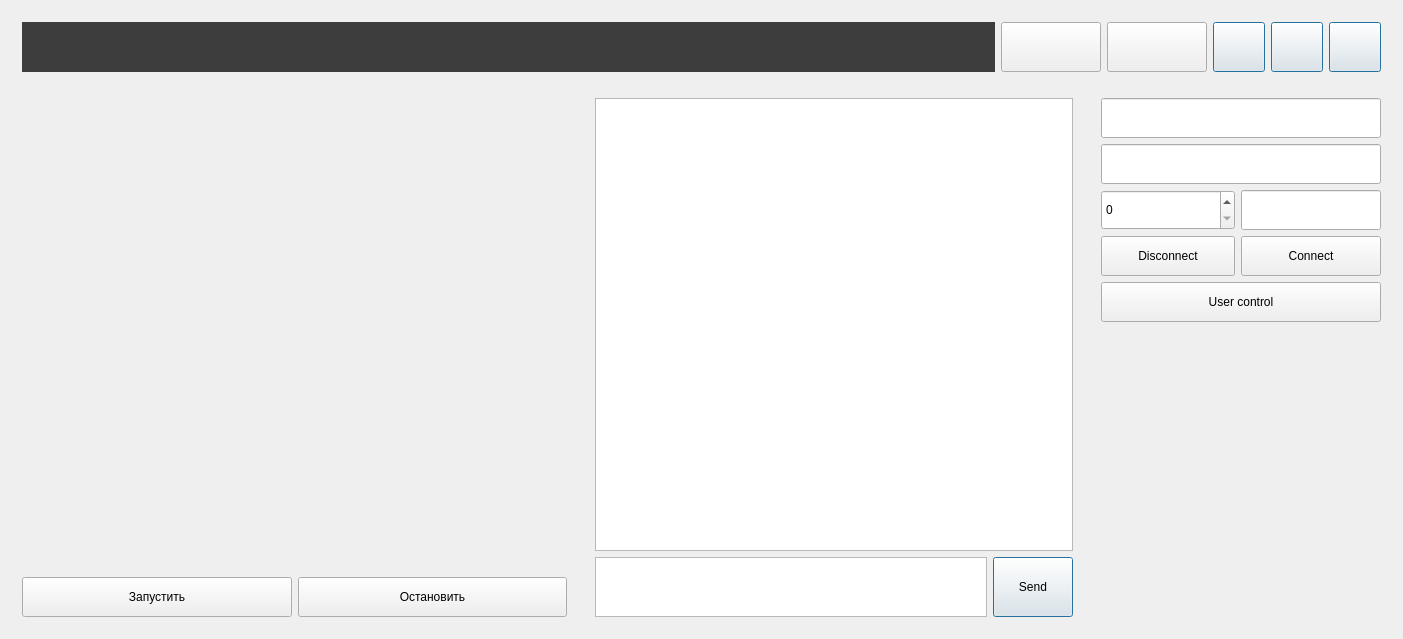
First picture: the form in FreePolyCall_2019/PolyChat_app/mainwindow.ui, repository GregoryBaranov/ib_stream_service, before the edit.
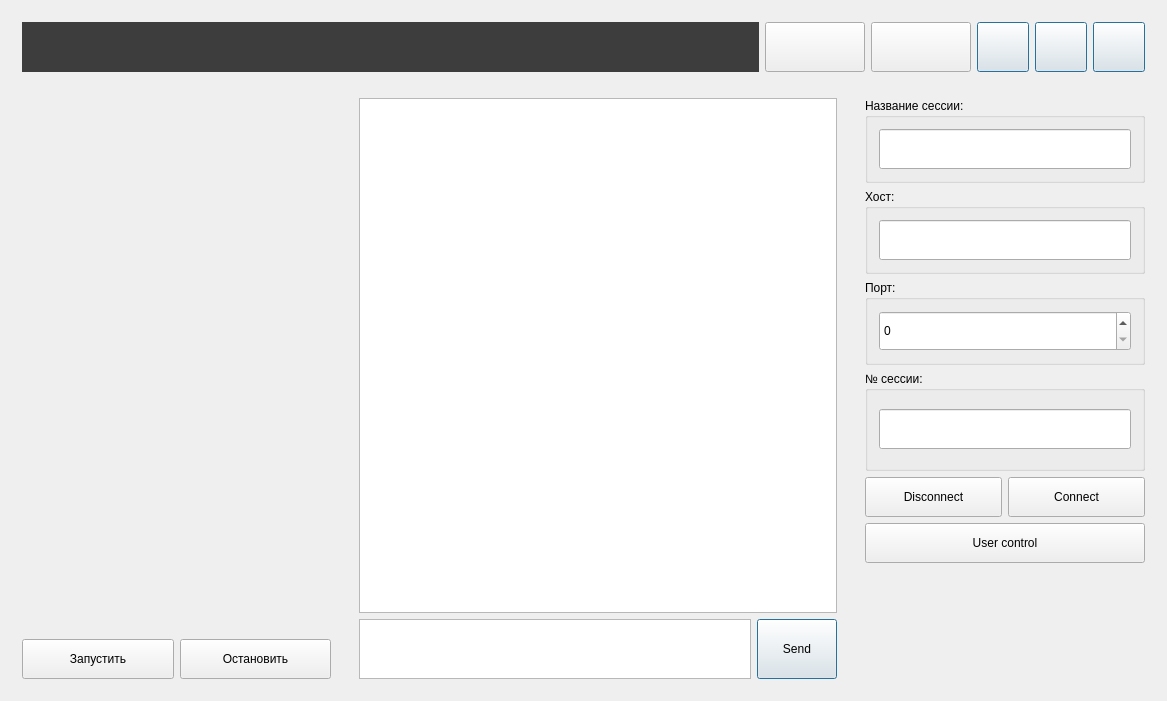
Second picture: the form after the edit. The open tabs and pages were chosen to show the change. Icons and pictures are not drawn.

Patch:
```diff
--- a/FreePolyCall_2019/PolyChat_app/mainwindow.ui
+++ b/FreePolyCall_2019/PolyChat_app/mainwindow.ui
@@ -6,8 +6,8 @@
    <rect>
     <x>0</x>
     <y>0</y>
-    <width>1403</width>
-    <height>639</height>
+    <width>1167</width>
+    <height>701</height>
    </rect>
   </property>
   <property name="windowTitle">
@@ -70,27 +70,8 @@
       </property>
       <widget class="QWidget" name="page">
        <layout class="QGridLayout" name="gridLayout">
-        <item row="3" column="1">
-         <widget class="QPushButton" name="Connect">
-          <property name="minimumSize">
-           <size>
-            <width>0</width>
-            <height>40</height>
-           </size>
-          </property>
-          <property name="maximumSize">
-           <size>
-            <width>140</width>
-            <height>16777215</height>
-           </size>
-          </property>
-          <property name="text">
-           <string>Connect</string>
-          </property>
-         </widget>
-        </item>
-        <item row="0" column="0" colspan="2">
-         <widget class="QLineEdit" name="TitleEdit">
+        <item row="9" column="0" colspan="2">
+         <widget class="QPushButton" name="BtnUserControl">
           <property name="minimumSize">
            <size>
             <width>0</width>
@@ -103,9 +84,62 @@
             <height>16777215</height>
            </size>
           </property>
+          <property name="text">
+           <string>User control</string>
+          </property>
          </widget>
         </item>
-        <item row="6" column="0" colspan="2">
+        <item row="1" column="0" colspan="2">
+         <widget class="QGroupBox" name="groupBoxHost">
+          <property name="maximumSize">
+           <size>
+            <width>16777215</width>
+            <height>100</height>
+           </size>
+          </property>
+          <property name="title">
+           <string>Хост:</string>
+          </property>
+          <layout class="QGridLayout" name="gridLayout_9">
+           <item row="0" column="0">
+            <widget class="QLineEdit" name="hostEdit">
+             <property name="minimumSize">
+              <size>
+               <width>0</width>
+               <height>40</height>
+              </size>
+             </property>
+             <property name="maximumSize">
+              <size>
+               <width>280</width>
+               <height>16777215</height>
+              </size>
+             </property>
+            </widget>
+           </item>
+          </layout>
+         </widget>
+        </item>
+        <item row="8" column="0">
+         <widget class="QPushButton" name="Disconnect">
+          <property name="minimumSize">
+           <size>
+            <width>0</width>
+            <height>40</height>
+           </size>
+          </property>
+          <property name="maximumSize">
+           <size>
+            <width>140</width>
+            <height>16777215</height>
+           </size>
+          </property>
+          <property name="text">
+           <string>Disconnect</string>
+          </property>
+         </widget>
+        </item>
+        <item row="10" column="0" colspan="2">
          <spacer name="verticalSpacer">
           <property name="orientation">
            <enum>Qt::Vertical</enum>
@@ -118,24 +152,39 @@
           </property>
          </spacer>
         </item>
-        <item row="1" column="0" colspan="2">
-         <widget class="QLineEdit" name="hostEdit">
-          <property name="minimumSize">
-           <size>
-            <width>0</width>
-            <height>40</height>
-           </size>
-          </property>
+        <item row="0" column="0" colspan="2">
+         <widget class="QGroupBox" name="groupBoxTitleSession">
           <property name="maximumSize">
            <size>
-            <width>280</width>
-            <height>16777215</height>
+            <width>16777215</width>
+            <height>100</height>
            </size>
           </property>
+          <property name="title">
+           <string>Название сессии:</string>
+          </property>
+          <layout class="QGridLayout" name="gridLayout_10">
+           <item row="0" column="0">
+            <widget class="QLineEdit" name="TitleEdit">
+             <property name="minimumSize">
+              <size>
+               <width>0</width>
+               <height>40</height>
+              </size>
+             </property>
+             <property name="maximumSize">
+              <size>
+               <width>280</width>
+               <height>16777215</height>
+              </size>
+             </property>
+            </widget>
+           </item>
+          </layout>
          </widget>
         </item>
-        <item row="2" column="1">
-         <widget class="QLineEdit" name="lable_session_num">
+        <item row="8" column="1">
+         <widget class="QPushButton" name="Connect">
           <property name="minimumSize">
            <size>
             <width>0</width>
@@ -148,60 +197,83 @@
             <height>16777215</height>
            </size>
           </property>
-         </widget>
-        </item>
-        <item row="4" column="0" colspan="2">
-         <widget class="QPushButton" name="BtnUserControl">
-          <property name="minimumSize">
-           <size>
-            <width>0</width>
-            <height>40</height>
-           </size>
-          </property>
-          <property name="maximumSize">
-           <size>
-            <width>280</width>
-            <height>16777215</height>
-           </size>
-          </property>
           <property name="text">
-           <string>User control</string>
+           <string>Connect</string>
           </property>
          </widget>
         </item>
-        <item row="3" column="0">
-         <widget class="QPushButton" name="Disconnect">
+        <item row="2" column="0" colspan="2">
+         <widget class="QGroupBox" name="groupBoxPort">
           <property name="minimumSize">
            <size>
-            <width>0</width>
-            <height>40</height>
+            <width>70</width>
+            <height>0</height>
            </size>
           </property>
           <property name="maximumSize">
            <size>
-            <width>140</width>
-            <height>16777215</height>
+            <width>16777215</width>
+            <height>100</height>
            </size>
           </property>
-          <property name="text">
-           <string>Disconnect</string>
+          <property name="title">
+           <string>Порт:</string>
           </property>
+          <layout class="QGridLayout" name="gridLayout_3">
+           <item row="0" column="0">
+            <widget class="QSpinBox" name="spinPort">
+             <property name="minimumSize">
+              <size>
+               <width>0</width>
+               <height>40</height>
+              </size>
+             </property>
+             <property name="maximumSize">
+              <size>
+               <width>16777215</width>
+               <height>16777215</height>
+              </size>
+             </property>
+            </widget>
+           </item>
+          </layout>
          </widget>
         </item>
-        <item row="2" column="0">
-         <widget class="QSpinBox" name="spinPort">
+        <item row="3" column="0" colspan="2">
+         <widget class="QGroupBox" name="groupBoxNumSession">
           <property name="minimumSize">
            <size>
-            <width>0</width>
-            <height>40</height>
+            <width>70</width>
+            <height>100</height>
            </size>
           </property>
           <property name="maximumSize">
            <size>
-            <width>140</width>
-            <height>16777215</height>
+            <width>16777215</width>
+            <height>100</height>
            </size>
           </property>
+          <property name="title">
+           <string>№ сессии:</string>
+          </property>
+          <layout class="QGridLayout" name="gridLayout_8">
+           <item row="0" column="0">
+            <widget class="QLineEdit" name="lable_session_num">
+             <property name="minimumSize">
+              <size>
+               <width>130</width>
+               <height>40</height>
+              </size>
+             </property>
+             <property name="maximumSize">
+              <size>
+               <width>16777215</width>
+               <height>16777215</height>
+              </size>
+             </property>
+            </widget>
+           </item>
+          </layout>
          </widget>
         </item>
        </layout>
```
Left out of the diff: 455 changed lines with no effect on the pictures.
